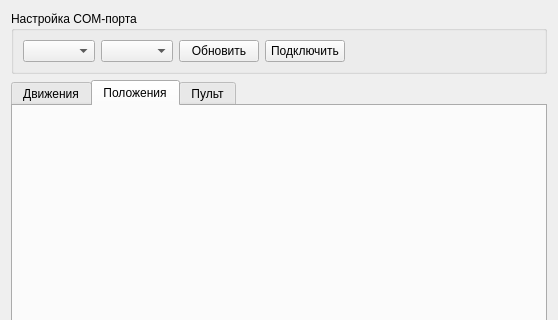
Before: the Qt Designer form tableform.ui in ag8920/navigation, drawn with Qt 5; both pictures show x 0 to 558 and y 0 to 320 of the 558 by 458 pixel window.
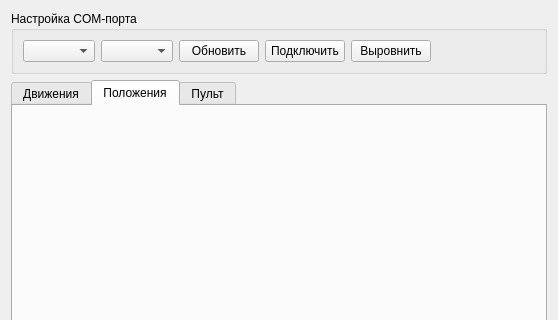
After: the same form once the commit is applied. Icons and pictures are not drawn.

Commit message: добавить кнопку "выровнить"

```diff
--- a/tableform.ui
+++ b/tableform.ui
@@ -72,6 +72,13 @@
         </property>
        </widget>
       </item>
+      <item>
+       <widget class="QPushButton" name="btnAlign">
+        <property name="text">
+         <string>Выровнить</string>
+        </property>
+       </widget>
+      </item>
       <item>
        <spacer name="horizontalSpacer">
         <property name="orientation">
```
The commit also changes 3 other files.
